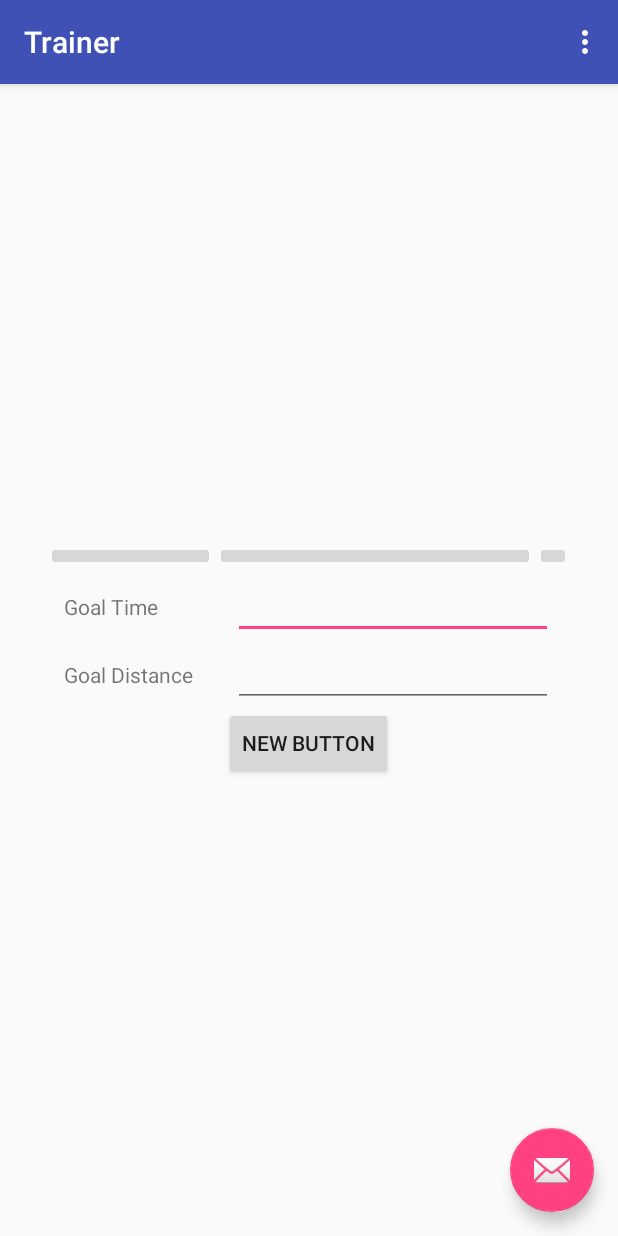
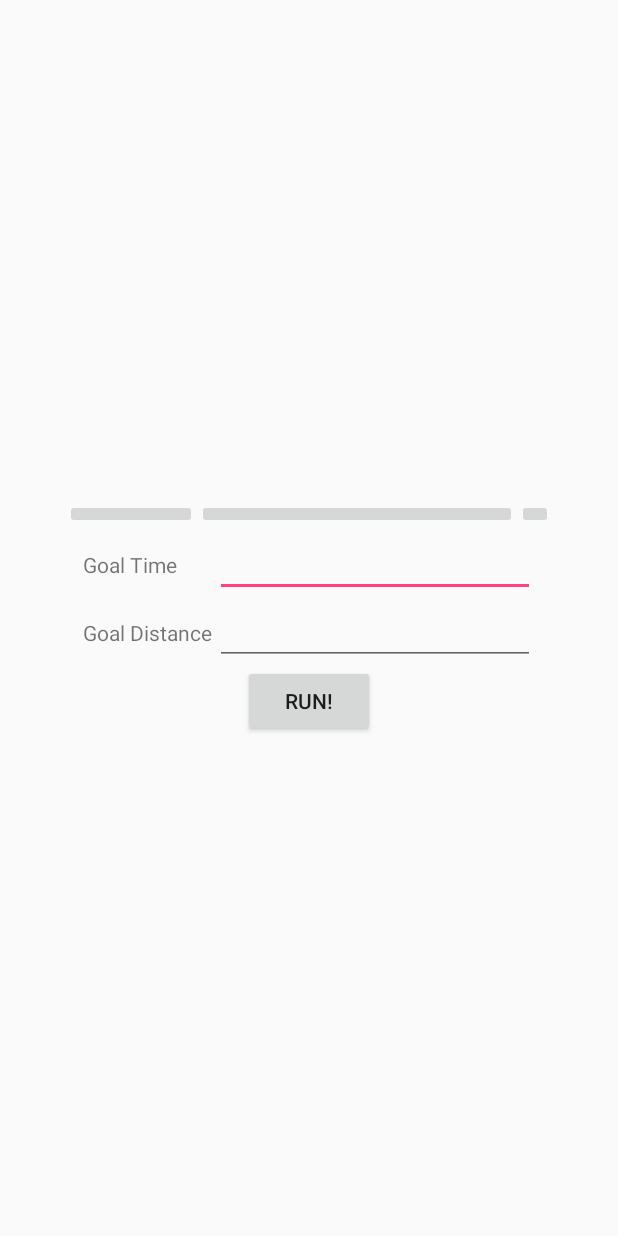
Before and after one commit to frenaut/choppa_run, an Android app: the screen it shows after launch (GoalEntry), on a phone screen of 412 x 824 dp. Run offline under Robolectric (Android 15) with nearby library versions, the phone set to English and light mode, and no system bars.

Commit message:
entry activity with button

```diff
--- a/app/src/main/AndroidManifest.xml
+++ b/app/src/main/AndroidManifest.xml
@@ -18,6 +18,11 @@
                 <category android:name="android.intent.category.LAUNCHER" />
             </intent-filter>
         </activity>
+        <activity
+            android:name=".RunningActivity"
+            android:label="@string/title_activity_running"
+            android:theme="@style/AppTheme.NoActionBar" >
+        </activity>
     </application>
 
 </manifest>
--- a/app/src/main/java/chopparun/hackzurich/com/trainer/GoalEntry.java
+++ b/app/src/main/java/chopparun/hackzurich/com/trainer/GoalEntry.java
@@ -1,31 +1,39 @@
 package chopparun.hackzurich.com.trainer;
 
+import android.content.Intent;
 import android.os.Bundle;
-import android.support.design.widget.FloatingActionButton;
-import android.support.design.widget.Snackbar;
 import android.support.v7.app.AppCompatActivity;
-import android.support.v7.widget.Toolbar;
-import android.view.View;
 import android.view.Menu;
 import android.view.MenuItem;
+import android.view.View;
+import android.widget.Button;
+import android.widget.EditText;
 
 public class GoalEntry extends AppCompatActivity {
+
+    public final static String GOAL_TIME = "com.chopparun.GOAL_TIME";
+    public final static String GOAL_DISTANCE = "com.chopparun.GOAL_DIST";
 
     @Override
     protected void onCreate(Bundle savedInstanceState) {
         super.onCreate(savedInstanceState);
         setContentView(R.layout.activity_goal_entry);
-        Toolbar toolbar = (Toolbar) findViewById(R.id.toolbar);
-        setSupportActionBar(toolbar);
 
-        FloatingActionButton fab = (FloatingActionButton) findViewById(R.id.fab);
-        fab.setOnClickListener(new View.OnClickListener() {
-            @Override
-            public void onClick(View view) {
-                Snackbar.make(view, "Replace with your own action", Snackbar.LENGTH_LONG)
-                        .setAction("Action", null).show();
-            }
-        });
+        Button startButton = (Button) findViewById(R.id.buttonStart);
+    }
+
+    public void startRunning(View view){
+        Intent intent = new Intent(this, RunningActivity.class);
+
+        EditText distanceInputView = (EditText) findViewById(R.id.goal_distance_input);
+        EditText timeInputView = (EditText) findViewById(R.id.goal_time_input);
+        int distance = Integer.valueOf(distanceInputView.getText().toString());
+        int time = Integer.valueOf(timeInputView.getText().toString());
+
+        intent.putExtra(GOAL_DISTANCE, distance);
+        intent.putExtra(GOAL_TIME, time);
+
+        startActivity(intent);
     }
 
     @Override
--- a/app/src/main/res/layout/activity_goal_entry.xml
+++ b/app/src/main/res/layout/activity_goal_entry.xml
@@ -6,20 +6,6 @@
     android:layout_height="match_parent" android:fitsSystemWindows="true"
     tools:context=".GoalEntry">
 
-    <android.support.design.widget.AppBarLayout android:layout_height="wrap_content"
-        android:layout_width="match_parent" android:theme="@style/AppTheme.AppBarOverlay">
-
-        <android.support.v7.widget.Toolbar android:id="@+id/toolbar"
-            android:layout_width="match_parent" android:layout_height="?attr/actionBarSize"
-            android:background="?attr/colorPrimary" app:popupTheme="@style/AppTheme.PopupOverlay" />
-
-    </android.support.design.widget.AppBarLayout>
-
     <include layout="@layout/content_goal_entry" />
 
-    <android.support.design.widget.FloatingActionButton android:id="@+id/fab"
-        android:layout_width="wrap_content" android:layout_height="wrap_content"
-        android:layout_gravity="bottom|end" android:layout_margin="@dimen/fab_margin"
-        android:src="@android:drawable/ic_dialog_email" />
-
 </android.support.design.widget.CoordinatorLayout>
--- a/app/src/main/res/layout/content_goal_entry.xml
+++ b/app/src/main/res/layout/content_goal_entry.xml
@@ -48,14 +48,14 @@
                 android:layout_width="wrap_content"
                 android:layout_height="wrap_content"
                 android:text="@string/goal_time"
-                android:id="@+id/textView2" />
+                android:id="@+id/goal_time_label" />
 
             <EditText
                 android:layout_width="wrap_content"
                 android:layout_height="wrap_content"
                 android:inputType="number"
                 android:ems="10"
-                android:id="@+id/editText" />
+                android:id="@+id/goal_time_input" />
         </TableRow>
 
         <TableRow
@@ -67,14 +67,14 @@
                 android:layout_width="wrap_content"
                 android:layout_height="wrap_content"
                 android:text="@string/goal_distance"
-                android:id="@+id/textView3" />
+                android:id="@+id/goal_distance_label" />
 
             <EditText
                 android:layout_width="wrap_content"
                 android:layout_height="wrap_content"
                 android:inputType="number"
                 android:ems="10"
-                android:id="@+id/editText2" />
+                android:id="@+id/goal_distance_input" />
         </TableRow>
 
         <TableRow
@@ -85,8 +85,9 @@
             <Button
                 android:layout_width="wrap_content"
                 android:layout_height="wrap_content"
-                android:text="New Button"
-                android:id="@+id/button" />
+                android:text="@string/button_start"
+                android:id="@+id/buttonStart"
+                android:onClick="startRunning"/>
         </TableRow>
     </TableLayout>
 
--- a/app/src/main/res/values/colors.xml
+++ b/app/src/main/res/values/colors.xml
@@ -3,4 +3,5 @@
     <color name="colorPrimary">#3F51B5</color>
     <color name="colorPrimaryDark">#303F9F</color>
     <color name="colorAccent">#FF4081</color>
+    <color name="colorWhite">#FFFFFF</color>
 </resources>
--- a/app/src/main/res/values/strings.xml
+++ b/app/src/main/res/values/strings.xml
@@ -6,4 +6,5 @@
     <string name="unit_distance">km</string>
     <string name="unit_time">min</string>
     <string name="button_start">Run!</string>
+    <string name="title_activity_running">RunningActivity</string>
 </resources>
```
Also changed, not shown: app/src/main/java/chopparun/hackzurich/com/trainer/RunningActivity.java (added, +29 -0 lines), app/src/main/java/chopparun/hackzurich/com/trainer/utilities/ImageHelper.java (added, +26 -0 lines), app/src/main/res/layout/activity_running.xml (added, +25 -0 lines), app/src/main/res/layout/content_running.xml (added, +13 -0 lines).
